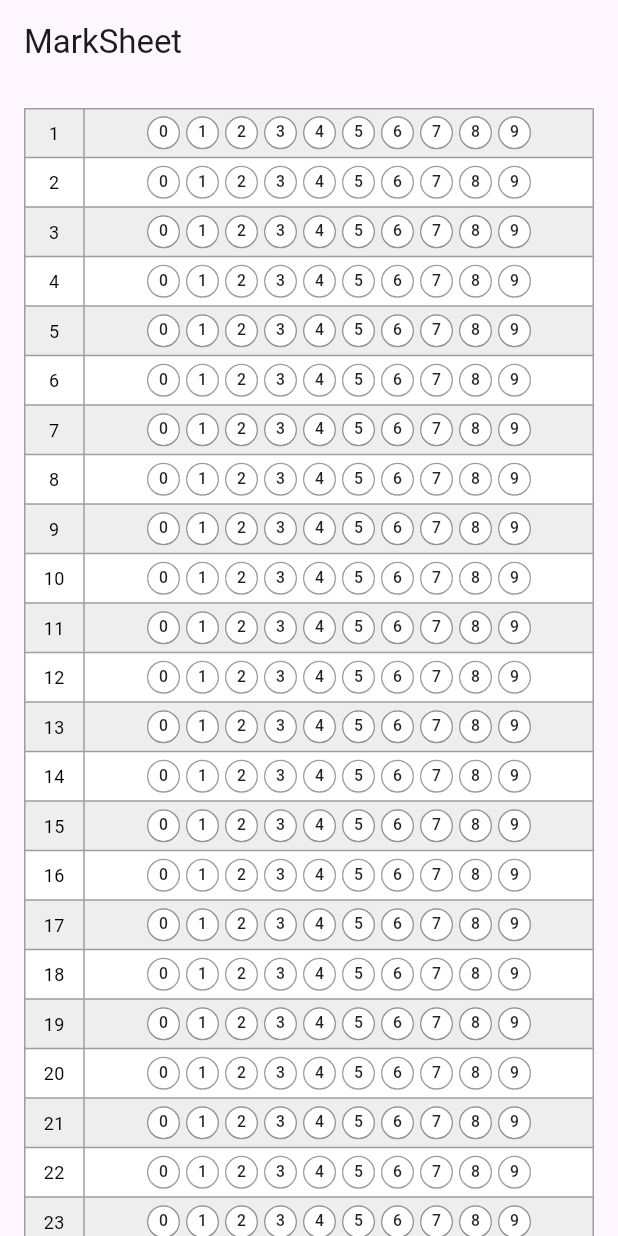
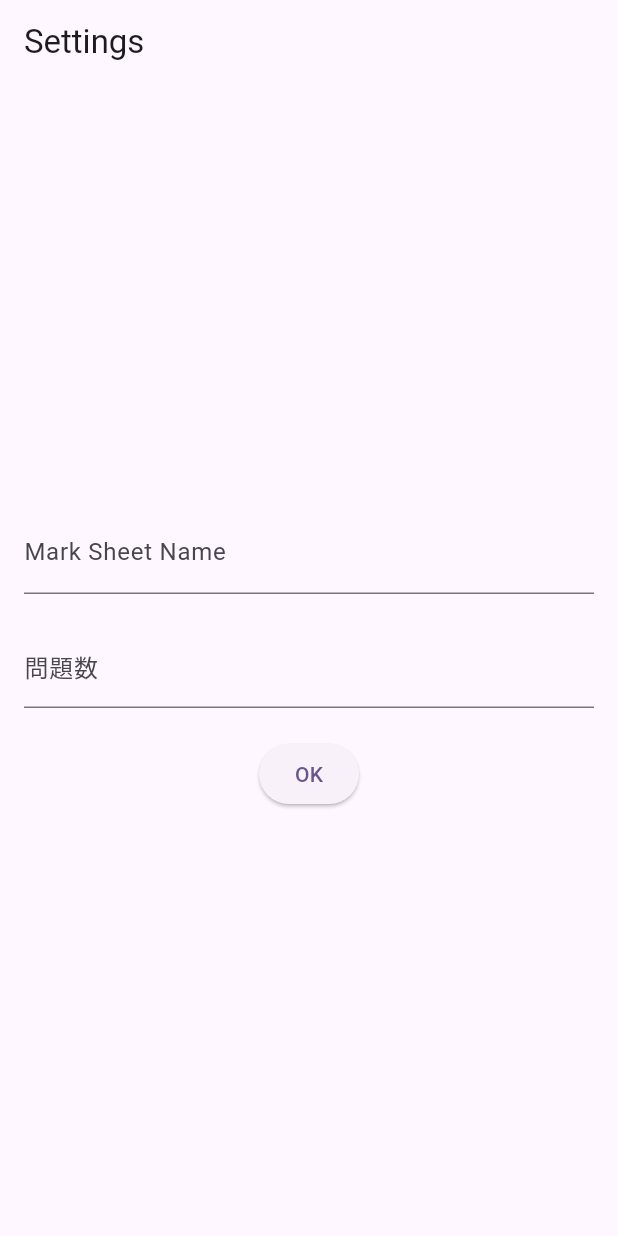
Before and after one commit to Teepen-kun/MarkSheetsFlutter, a Flutter app: the screen it shows after launch, on a phone screen of 412 x 824 dp. Run offline on Flutter 3.47's test engine with Material 3 defaults, Android fonts, the phone set to English and light mode, and no system bars.

Commit message:
SettingScreenを追加．回答欄の数などを入力し，MarkSheetのスクリーンへ数値を渡し，画面遷移．

```diff
--- a/marksheets/lib/MarkSheet.dart
+++ b/marksheets/lib/MarkSheet.dart
@@ -1,26 +1,38 @@
 import 'package:flutter/material.dart';
 
-int numCellRows = 50;  //表示する行数
+
 int numMarks = 10; //各解答番号（各行）ごとのマークの数
 
 class Marksheet extends StatefulWidget {
-  const Marksheet({super.key, required this.title});
+  const Marksheet({
+    super.key,
+    required this.title,
+    required this.numCellRows
+    });
 
   final String title;
+  final int numCellRows; //表示する行数
 
   @override
   State<Marksheet> createState() => _Marksheet();
 }
 
 class _Marksheet extends State<Marksheet> {
+
   //各回答ごとのマーク
-  List<List<Color>> markColors = List.generate(
-    numCellRows,
+  late List<List<Color>> markColors;
+  late List<int?> selectedMark;
+
+  @override
+  void initState(){ //widgetプロパティを使うため
+  super.initState();
+  markColors = List.generate(
+    widget.numCellRows,
     (indexCellRows) => List.generate(numMarks, (indexMarks) => Colors.white));
 
   //各問題の現在の選択．1つの回答欄行に複数選択するのを防ぐため必要．
-  List<int?> selectedMark = List.generate(numMarks,(index) => null);
-
+  selectedMark = List.generate(widget.numCellRows,(index) => null);
+  }
   // MarkBoxセル生成
   List<Widget> buildMarkBox(int indexCellRow) {
     return List.generate(numMarks, (index) {
@@ -63,7 +75,7 @@ class _Marksheet extends State<Marksheet> {
   @override
   Widget build(BuildContext context) {
     return Scaffold(
-      appBar: AppBar(title: Text('MarkSheet')),
+      appBar: AppBar(title: Text(widget.title)),
       body: SingleChildScrollView(
         scrollDirection: Axis.vertical,
         child: Padding(
@@ -73,7 +85,7 @@ class _Marksheet extends State<Marksheet> {
             columnWidths: const{
               0: FixedColumnWidth(40)
             },
-            children: List.generate(numCellRows, (index) {
+            children: List.generate(widget.numCellRows, (index) {
               final Color rowColor = (index % 2 == 0) ? Colors.grey[200]! : Colors.white; //行ごとに少し色変える
               return TableRow(
                 decoration: BoxDecoration(
--- /dev/null
+++ b/marksheets/lib/SettingScreen.dart
@@ -0,0 +1,66 @@
+import 'package:flutter/material.dart';
+import 'package:flutter/services.dart';
+import 'MarkSheet.dart';
+
+
+class SettingScreen extends StatefulWidget{
+  const SettingScreen({super.key});
+
+  @override
+  State<SettingScreen> createState() => _SettingScreen();
+}
+
+class _SettingScreen extends State<SettingScreen>{
+  final TextEditingController _marksheetnameController = TextEditingController();
+  final TextEditingController _numberofquestionController = TextEditingController();
+
+  @override
+  void dispose() {
+     _marksheetnameController.dispose(); // メモリリークを防ぐためにdisposeする...必要性はあとで考える
+     _numberofquestionController.dispose();
+    super.dispose();
+  }
+
+
+  @override
+  Widget build(BuildContext context){
+    return Scaffold(
+       appBar: AppBar(title: Text('Settings')),
+       body: Padding(
+        padding: const EdgeInsets.all(16.0),
+        child: Column(
+          mainAxisAlignment: MainAxisAlignment.center,
+          children: [
+          TextField(
+              controller: _marksheetnameController,
+              decoration: InputDecoration(labelText: 'Mark Sheet Name'),//MarkSheetの名前
+            ),
+          SizedBox(height: 20),
+          TextField(
+              controller: _numberofquestionController,
+              decoration: InputDecoration(labelText: '問題数'),
+              keyboardType: TextInputType.number,
+              inputFormatters: [FilteringTextInputFormatter.digitsOnly], //数値限定
+            ),
+          SizedBox(height: 20),
+          ElevatedButton(
+            child: Text('OK'),
+            onPressed: (){
+              int numberOfQuestions =  int.tryParse(_numberofquestionController.text)  ??  1 ;
+              if(numberOfQuestions <= 0) numberOfQuestions = 1;
+              Navigator.push(
+                context,
+                MaterialPageRoute(
+                    builder: (context) => Marksheet(
+                     title: _marksheetnameController.text,
+                     numCellRows: numberOfQuestions,
+                    ),
+               )
+              );
+            },
+          )
+       ],)
+      )
+    );
+  }
+}
--- a/marksheets/lib/main.dart
+++ b/marksheets/lib/main.dart
@@ -1,5 +1,5 @@
 import 'package:flutter/material.dart';
-import 'MarkSheet.dart';
+import 'SettingScreen.dart';
 
 void main() {
   runApp(const MyApp());
@@ -13,11 +13,10 @@ class MyApp extends StatelessWidget {
     return MaterialApp(
       title: 'MarkSheetsApp',
       theme: ThemeData(
-
         colorScheme: ColorScheme.fromSeed(seedColor: Colors.deepPurple),
         useMaterial3: true,
       ),
-      home: const Marksheet(title: '',),
+      home: const SettingScreen(),
     );
   }
 }
```
